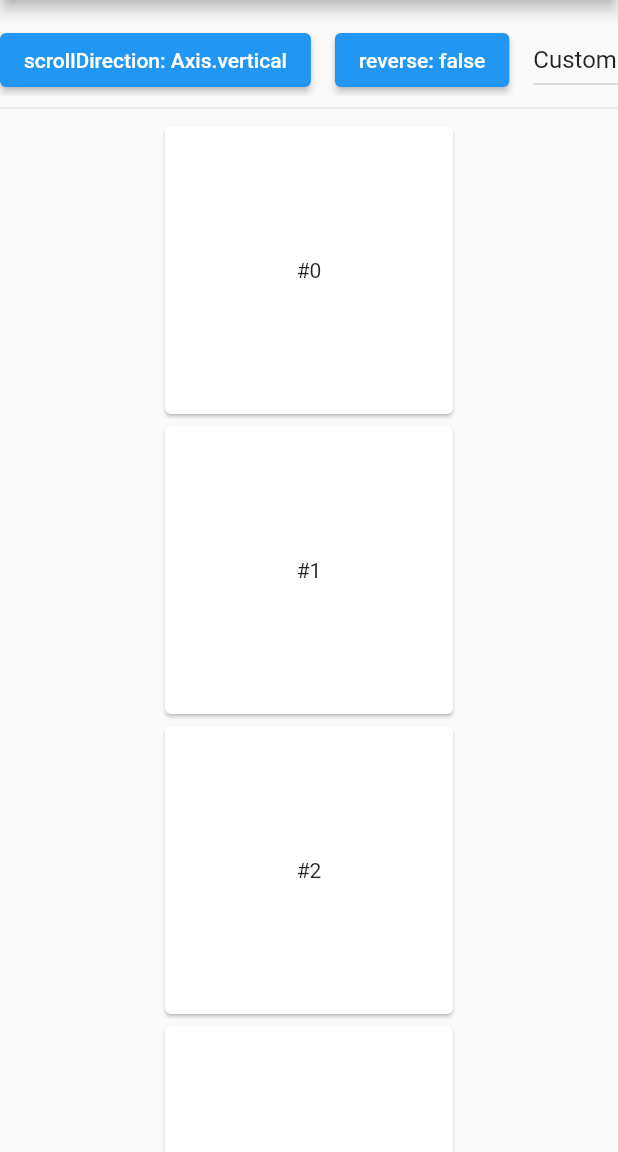
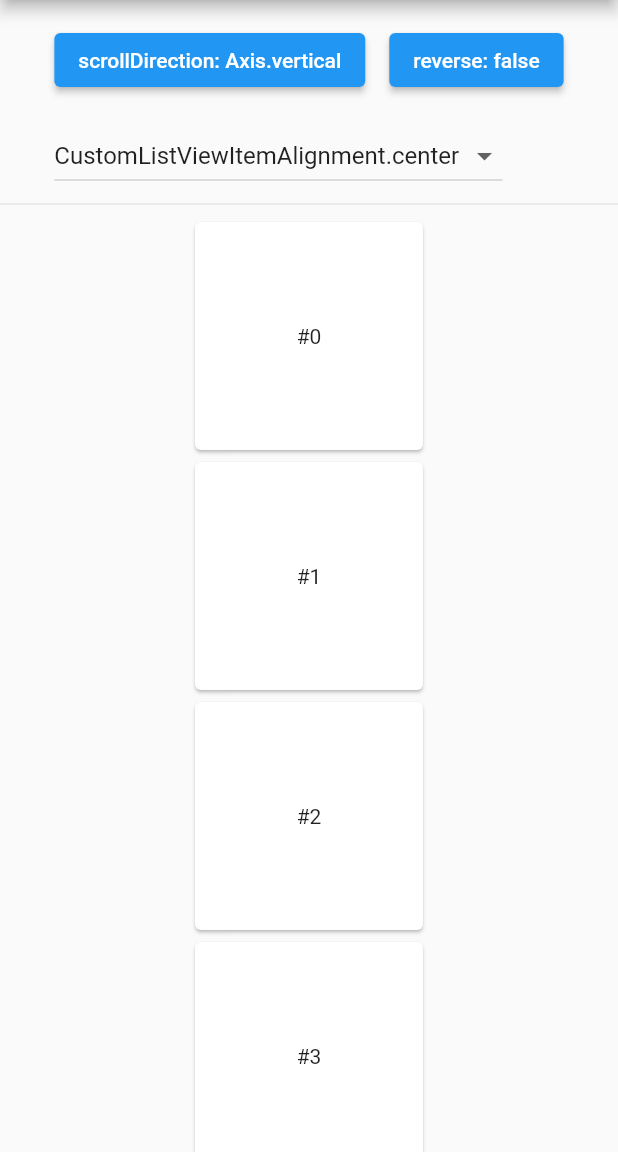
Before and after one commit to KeidsID/fl_utilities, a Flutter app: the screen it shows after launch, on a phone screen of 412 x 824 dp, the part 84-1236 px from its top. Run offline on Flutter 3.47's test engine with Material 2 defaults, Android fonts, the phone set to English and light mode, and no system bars.

Commit message:
feat(widgets): add [CustomListViewItem] widget and [CustomListView.separated] constructor.
- [CustomListViewItem] act as debug info (better display on widget tree).
- [CustomListView] inherit [ListView] instead.

```diff
--- a/example/lib/src/widgets/custom_list_view.dart
+++ b/example/lib/src/widgets/custom_list_view.dart
@@ -1,5 +1,6 @@
 import 'package:flutter/gestures.dart';
 import 'package:flutter/material.dart';
+
 import 'package:fl_utilities/fl_utilities.dart';
 
 void main() => runApp(const MyApp());
@@ -19,8 +20,6 @@ class _MyAppState extends State<MyApp> {
 
   @override
   Widget build(BuildContext context) {
-    CrossAxisAlignment;
-
     return MaterialApp(
       theme: ThemeData(),
       darkTheme: ThemeData.dark(),
@@ -40,6 +39,8 @@ class _MyAppState extends State<MyApp> {
             children: [
               const SizedBox(height: 16.0),
               Wrap(
+                spacing: 16.0,
+                runSpacing: 16.0,
                 children: [
                   ElevatedButton(
                     onPressed: () {
@@ -51,14 +52,16 @@ class _MyAppState extends State<MyApp> {
                           : 'scrollDirection: Axis.horizontal',
                     ),
                   ),
-                  const SizedBox(width: 16.0),
+
+                  //
                   ElevatedButton(
                     onPressed: () => setState(() => isReversed = !isReversed),
                     child: Text(
                       isReversed ? 'reverse: true' : 'reverse: false',
                     ),
                   ),
-                  const SizedBox(width: 16.0),
+
+                  //
                   DropdownButton<CustomListViewItemAlignment>(
                     value: crossAxisAlignment,
                     onChanged: (value) => setState(() {
--- a/examples/widgets/lib/custom_list_view.dart
+++ b/examples/widgets/lib/custom_list_view.dart
@@ -1,5 +1,6 @@
 import 'package:flutter/gestures.dart';
 import 'package:flutter/material.dart';
+
 import 'package:fl_utilities/fl_utilities.dart';
 
 void main() => runApp(const MyApp());
@@ -19,8 +20,6 @@ class _MyAppState extends State<MyApp> {
 
   @override
   Widget build(BuildContext context) {
-    CrossAxisAlignment;
-
     return MaterialApp(
       theme: ThemeData(),
       darkTheme: ThemeData.dark(),
@@ -39,10 +38,9 @@ class _MyAppState extends State<MyApp> {
           child: Column(
             children: [
               const SizedBox(height: 16.0),
-              SingleChildScrollView(
-                scrollDirection: Axis.horizontal,
-                child: Row(
-                  mainAxisSize: MainAxisSize.min,
+              Wrap(
+                spacing: 16.0,
+                runSpacing: 16.0,
                 children: [
                   ElevatedButton(
                     onPressed: () {
@@ -54,14 +52,16 @@ class _MyAppState extends State<MyApp> {
                           : 'scrollDirection: Axis.horizontal',
                     ),
                   ),
-                    const SizedBox(width: 16.0),
+
+                  //
                   ElevatedButton(
                     onPressed: () => setState(() => isReversed = !isReversed),
                     child: Text(
                       isReversed ? 'reverse: true' : 'reverse: false',
                     ),
                   ),
-                    const SizedBox(width: 16.0),
+
+                  //
                   DropdownButton<CustomListViewItemAlignment>(
                     value: crossAxisAlignment,
                     onChanged: (value) => setState(() {
@@ -76,7 +76,6 @@ class _MyAppState extends State<MyApp> {
                   )
                 ],
               ),
-              ),
               const Divider(),
               Expanded(
                 child: CustomListView.builder(
@@ -84,11 +83,15 @@ class _MyAppState extends State<MyApp> {
                       isVertDirection ? Axis.vertical : Axis.horizontal,
                   reverse: isReversed,
                   itemCount: 100,
-                  itemBuilder: (_, index) => CustomListViewItemDelegate(
-                    mainAxisLength: 200.0,
-                    crossAxisLength: 200.0,
+                  itemBuilder: (_, index) => CustomListViewItemDelegate.square(
+                    dimension: 160.0,
                     crossAxisAlignment: crossAxisAlignment,
-                    child: Card(child: Center(child: Text('#$index'))),
+                    child: Card(
+                      child: InkWell(
+                        onTap: () {},
+                        child: Center(child: Text('#$index')),
+                      ),
+                    ),
                   ),
                 ),
               ),
--- a/lib/src/others/dialog_page.dart
+++ b/lib/src/others/dialog_page.dart
@@ -2,12 +2,12 @@
 
 import 'package:flutter/material.dart';
 
-/// {@template fl_utils.src.others.DialogPage}
+/// {@template fl_utils.others.DialogPage}
 /// [Page] that suitable for [Dialog]. This is the same as calling
 /// the [showDialog] method, but this [Page] can work with `go_router`.
 /// {@endtemplate}
 class DialogPage<T> extends Page<T> {
-  /// {@macro fl_utils.src.others.DialogPage}
+  /// {@macro fl_utils.others.DialogPage}
   const DialogPage({
     super.key,
     super.name,
--- a/lib/src/widgets/custom_list_view.dart
+++ b/lib/src/widgets/custom_list_view.dart
@@ -1,12 +1,20 @@
 import 'package:flutter/material.dart';
+import 'package:flutter/foundation.dart';
 
-/// [CustomListView.builder] signature function to build item.
-typedef CustomListViewBuilder = CustomListViewItemDelegate? Function(
+/// [CustomListView] signature function to build item on demand.
+typedef NullableIndexedCustomListViewBuilder = CustomListViewItemDelegate?
+    Function(
   BuildContext context,
   int index,
 );
 
-/// {@template fl_utilities.src.widgets.CustomListView}
+/// [CustomListView] signature function to build seperator.
+typedef IndexedCustomListViewBuilder = CustomListViewItemDelegate Function(
+  BuildContext context,
+  int index,
+);
+
+/// {@template fl_utilities.widgets.CustomListView}
 /// A custom [ListView].
 ///
 /// Unlike the [ListView] that force its item cross axis to stretch, this widget
@@ -19,8 +27,8 @@ typedef CustomListViewBuilder = CustomListViewItemDelegate? Function(
 /// See also:
 /// - [CustomListViewItemDelegate], delegate to customize item.
 /// {@endtemplate}
-class CustomListView extends CustomScrollView {
-  /// {@macro fl_utilities.src.widgets.CustomListView}
+class CustomListView extends ListView {
+  /// {@macro fl_utilities.widgets.CustomListView}
   CustomListView({
     super.key,
     super.scrollDirection,
@@ -28,38 +36,35 @@ class CustomListView extends CustomScrollView {
     super.controller,
     super.primary,
     super.physics,
-    super.scrollBehavior,
     super.shrinkWrap,
-    super.center,
-    super.anchor,
+    super.padding,
+    super.itemExtent,
+    super.prototypeItem,
+    super.addAutomaticKeepAlives,
+    super.addRepaintBoundaries,
+    super.addSemanticIndexes,
     super.cacheExtent,
+    List<CustomListViewItemDelegate> children = const [],
     super.semanticChildCount,
     super.dragStartBehavior,
     super.keyboardDismissBehavior,
     super.restorationId,
     super.clipBehavior,
-    this.addAutomaticKeepAlives = true,
-    this.addRepaintBoundaries = true,
-    this.addSemanticIndexes = true,
-    List<CustomListViewItemDelegate> children = const [],
   }) : super(
-          slivers: [
-            SliverList.list(
-              addAutomaticKeepAlives: addAutomaticKeepAlives,
-              addRepaintBoundaries: addRepaintBoundaries,
-              addSemanticIndexes: addSemanticIndexes,
           children: children.map((e) {
-                return _itemBuild(e, scrollDirection, reverse);
+            return CustomListViewItem(
+              delegate: e,
+              scrollDirection: scrollDirection,
+              reverse: reverse,
+            );
           }).toList(),
-            ),
-          ],
         );
 
-  /// {@macro fl_utilities.src.widgets.CustomListView}
+  /// {@macro fl_utilities.widgets.CustomListView}
   ///
-  /// This constructor is appropriate for sliver lists with a large
-  /// (or infinite) number of children because the builder is called only for
-  /// those children that are actually visible.
+  /// This constructor is appropriate for list views with a large (or infinite)
+  /// number of children because the builder is called only for those children
+  /// that are actually visible.
   CustomListView.builder({
     super.key,
     super.scrollDirection,
@@ -67,124 +72,109 @@ class CustomListView extends CustomScrollView {
     super.controller,
     super.primary,
     super.physics,
-    super.scrollBehavior,
     super.shrinkWrap,
-    super.center,
-    super.anchor,
+    super.padding,
+    super.itemExtent,
+    super.prototypeItem,
+    required NullableIndexedCustomListViewBuilder itemBuilder,
+    super.findChildIndexCallback,
+    super.itemCount,
+    super.addAutomaticKeepAlives = true,
+    super.addRepaintBoundaries = true,
+    super.addSemanticIndexes = true,
     super.cacheExtent,
     super.semanticChildCount,
     super.dragStartBehavior,
     super.keyboardDismissBehavior,
     super.restorationId,
     super.clipBehavior,
-    this.addAutomaticKeepAlives = true,
-    this.addRepaintBoundaries = true,
-    this.addSemanticIndexes = true,
-    int? itemCount,
-    required CustomListViewBuilder itemBuilder,
-  }) : super(
-          slivers: [
-            SliverList.builder(
-              addAutomaticKeepAlives: addAutomaticKeepAlives,
-              addRepaintBoundaries: addRepaintBoundaries,
-              addSemanticIndexes: addSemanticIndexes,
-              itemCount: itemCount,
+  }) : super.builder(
           itemBuilder: (context, index) {
             final delegate = itemBuilder(context, index);
 
             if (delegate == null) return null;
 
-                return _itemBuild(delegate, scrollDirection, reverse);
+            return CustomListViewItem(
+              delegate: delegate,
+              scrollDirection: scrollDirection,
+              reverse: reverse,
+            );
           },
-            ),
-          ],
         );
 
-  /// {@macro flutter.widgets.SliverChildBuilderDelegate.addAutomaticKeepAlives}
-  final bool addAutomaticKeepAlives;
+  /// {@macro fl_utilities.widgets.CustomListView}
+  CustomListView.separated({
+    super.key,
+    super.scrollDirection,
+    super.reverse,
+    super.controller,
+    super.primary,
+    super.physics,
+    super.shrinkWrap,
+    super.padding,
+    required NullableIndexedCustomListViewBuilder itemBuilder,
+    super.findChildIndexCallback,
+    required IndexedCustomListViewBuilder separatorBuilder,
+    required super.itemCount,
+    super.addAutomaticKeepAlives = true,
+    super.addRepaintBoundaries = true,
+    super.addSemanticIndexes = true,
+    super.cacheExtent,
+    super.dragStartBehavior,
+    super.keyboardDismissBehavior,
+    super.restorationId,
+    super.clipBehavior,
+  }) : super.separated(
+          itemBuilder: (context, index) {
+            final delegate = itemBuilder(context, index);
 
-  /// {@macro flutter.widgets.SliverChildBuilderDelegate.addRepaintBoundaries}
-  final bool addRepaintBoundaries;
+            if (delegate == null) return null;
 
-  /// {@macro flutter.widgets.SliverChildBuilderDelegate.addSemanticIndexes}
-  final bool addSemanticIndexes;
-
-  static Widget _itemBuild(
-    CustomListViewItemDelegate delegate,
-    Axis scrollDirection,
-    bool reverse,
-  ) {
-    final isVert = scrollDirection == Axis.vertical;
-
-    return SizedBox(
-      width: !isVert ? delegate.mainAxisLength : null,
-      height: isVert ? delegate.mainAxisLength : null,
-      child: delegate.crossAxisAlignment == CustomListViewItemAlignment.stretch
-          ? delegate.child
-          : Builder(builder: (context) {
-              final crossAxisDirection =
-                  getAxisDirectionFromAxisReverseAndDirectionality(
-                context,
-                flipAxis(scrollDirection),
-                reverse,
+            return CustomListViewItem(
+              delegate: delegate,
+              scrollDirection: scrollDirection,
+              reverse: reverse,
             );
-
-              final Alignment startAlignment = switch (crossAxisDirection) {
-                AxisDirection.down => Alignment.topCenter,
-                AxisDirection.up => Alignment.bottomCenter,
-                AxisDirection.right => Alignment.centerLeft,
-                AxisDirection.left => Alignment.centerRight,
-              };
-
-              final Alignment endAlignment = switch (crossAxisDirection) {
-                AxisDirection.down => Alignment.bottomCenter,
-                AxisDirection.up => Alignment.topCenter,
-                AxisDirection.right => Alignment.centerRight,
-                AxisDirection.left => Alignment.centerLeft,
-              };
-
-              return Align(
-                alignment: switch (delegate.crossAxisAlignment) {
-                  CustomListViewItemAlignment.start => startAlignment,
-                  CustomListViewItemAlignment.end => endAlignment,
-                  _ => Alignment.center,
           },
-                child: SizedBox(
-                  width: isVert ? delegate.crossAxisLength : null,
-                  height: !isVert ? delegate.crossAxisLength : null,
-                  child: delegate.child,
+          separatorBuilder: (context, index) => CustomListViewItem(
+            delegate: separatorBuilder(context, index),
+            scrollDirection: scrollDirection,
+            reverse: reverse,
           ),
         );
-            }),
-    );
-  }
 }
 
-/// {@template fl_utilities.src.widgets.CustomListViewItemDelegate}
-/// The delegate of [CustomListView] item.
+/// {@template fl_utilities.widgets.CustomListViewItemDelegate}
+/// [CustomListView] children delegate.
 ///
 /// With this you can manipulate the cross axis length of the item. Unlike
 /// [ListView] that force its item cross axis length to stretch.
 /// {@endtemplate}
 class CustomListViewItemDelegate {
-  /// {@macro fl_utilities.src.widgets.CustomListViewItemDelegate}
+  /// {@macro fl_utilities.widgets.CustomListViewItemDelegate}
   const CustomListViewItemDelegate({
+    this.key,
     this.mainAxisLength,
     this.crossAxisLength,
     this.crossAxisAlignment = CustomListViewItemAlignment.center,
     this.child,
-  });
+  }) : assert(mainAxisLength != double.infinity);
 
-  /// {@macro fl_utilities.src.widgets.CustomListViewItemDelegate}
+  /// {@macro fl_utilities.widgets.CustomListViewItemDelegate}
   ///
   /// This constructor will use [dimension] on both [mainAxisLength] and
   /// [crossAxisLength].
   const CustomListViewItemDelegate.square({
+    this.key,
     double? dimension,
     this.crossAxisAlignment = CustomListViewItemAlignment.center,
     this.child,
-  })  : mainAxisLength = dimension,
+  })  : assert(dimension != double.infinity),
+        mainAxisLength = dimension,
         crossAxisLength = dimension;
+
+  /// [CustomListView] item key.
+  final Key? key;
 
   /// The length of the item on the [CustomListView] main axis.
   ///
@@ -203,27 +193,121 @@ class CustomListViewItemDelegate {
   final Widget? child;
 }
 
-/// How the [CustomListView] items should be placed along the cross axis.
+/// How the [CustomListView] children should be placed along the cross axis.
 ///
 /// See also:
 /// - [CustomListViewItemDelegate], delegate to manipulate [CustomListView] items.
 enum CustomListViewItemAlignment {
-  /// Place the items with their start edge aligned with the start side of
+  /// Place the children with their start edge aligned with the start side of
   /// the cross axis.
   ///
   /// Affected by [CustomListView.scrollDirection] and [CustomListView.reverse].
   start,
 
-  /// Place the items to the end of the cross axis as possible.
+  /// Place the children to the end of the cross axis as possible.
   ///
   /// Affected by [CustomListView.scrollDirection] and [CustomListView.reverse].
   end,
 
-  /// Place the items to the center of the cross axis.
+  /// Place the children to the center of the cross axis.
+  ///
+  /// [CustomListViewItemDelegate.crossAxisAlignment] default value.
   center,
 
-  /// Stretch the item to fill the cross axis.
+  /// Stretch the children to fill the cross axis.
   ///
   /// Will ignore [CustomListViewItemDelegate.crossAxisLength].
   stretch,
 }
+
+/// {@template fl_utilities.widgets.CustomListViewItem}
+/// Widget implementation for [CustomListViewItemDelegate].
+///
+/// Not to be used directly.
+/// {@endtemplate}
+final class CustomListViewItem extends StatelessWidget {
+  /// {@macro fl_utilities.widgets.CustomListViewItem}
+  @protected
+  @visibleForTesting
+  CustomListViewItem({
+    required this.delegate,
+    required this.scrollDirection,
+    required this.reverse,
+  }) : super(key: delegate.key);
+
+  final CustomListViewItemDelegate delegate;
+  final Axis scrollDirection;
+  final bool reverse;
+
+  /// The widget is stretched.
+  bool get isStretch =>
+      delegate.crossAxisLength == null ||
+      delegate.crossAxisAlignment == CustomListViewItemAlignment.stretch;
+
+  bool get _isVert => scrollDirection == Axis.vertical;
+
+  double? get _mainW => !_isVert ? delegate.mainAxisLength : null;
+  double? get _mainH => _isVert ? delegate.mainAxisLength : null;
+
+  @override
+  Widget build(BuildContext context) {
+    if (isStretch) {
+      return SizedBox(
+        width: _mainW,
+        height: _mainH,
+        child: delegate.child,
+      );
+    }
+
+    final crossAxisDirection = getAxisDirectionFromAxisReverseAndDirectionality(
+      context,
+      flipAxis(scrollDirection),
+      reverse,
+    );
+
+    return Container(
+      width: _mainW,
+      height: _mainH,
+      alignment: switch (delegate.crossAxisAlignment) {
+        CustomListViewItemAlignment.start => switch (crossAxisDirection) {
+            AxisDirection.down => Alignment.topCenter,
+            AxisDirection.up => Alignment.bottomCenter,
+            AxisDirection.right => Alignment.centerLeft,
+            AxisDirection.left => Alignment.centerRight,
+          },
+        CustomListViewItemAlignment.end => switch (crossAxisDirection) {
+            AxisDirection.down => Alignment.bottomCenter,
+            AxisDirection.up => Alignment.topCenter,
+            AxisDirection.right => Alignment.centerRight,
+            AxisDirection.left => Alignment.centerLeft,
+          },
+        _ => Alignment.center,
+      },
+      child: SizedBox(
+        width: _isVert ? delegate.crossAxisLength : null,
+        height: !_isVert ? delegate.crossAxisLength : null,
+        child: delegate.child,
+      ),
+    );
+  }
+
+  @override
+  void debugFillProperties(DiagnosticPropertiesBuilder properties) {
+    super.debugFillProperties(properties);
+
+    final crossAxisLen = isStretch ? null : delegate.crossAxisLength;
+
+    final width = _isVert ? crossAxisLen : delegate.mainAxisLength;
+    final height = _isVert ? delegate.mainAxisLength : crossAxisLen;
+
+    properties
+      ..add(DoubleProperty('width', width, defaultValue: null))
+      ..add(DoubleProperty('height', height, defaultValue: null))
+      ..add(EnumProperty<CustomListViewItemAlignment>(
+        'crossAxisAlignment',
+        delegate.crossAxisAlignment,
+        defaultValue: CustomListViewItemAlignment.center,
+        level: isStretch ? DiagnosticLevel.hidden : DiagnosticLevel.info,
+      ));
+  }
+}
```
Also changed, not shown: 2 other files. Lines whose indentation alone changed are shown as unchanged.
